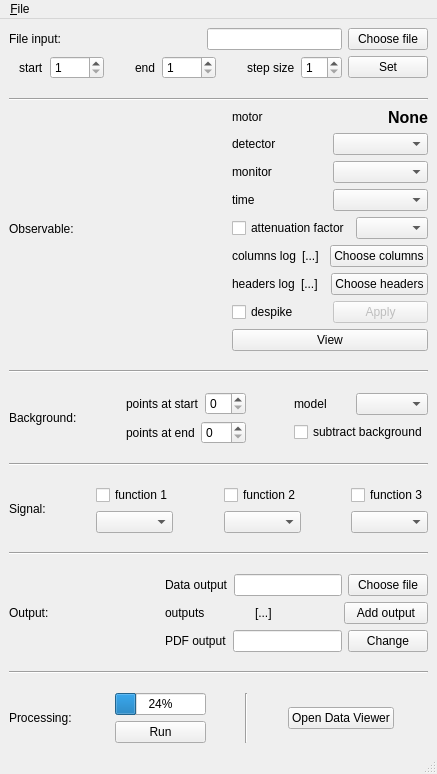
The window that gui/iint-gui.ui (syncope/adapt) describes before a commit, drawn with Qt 5.
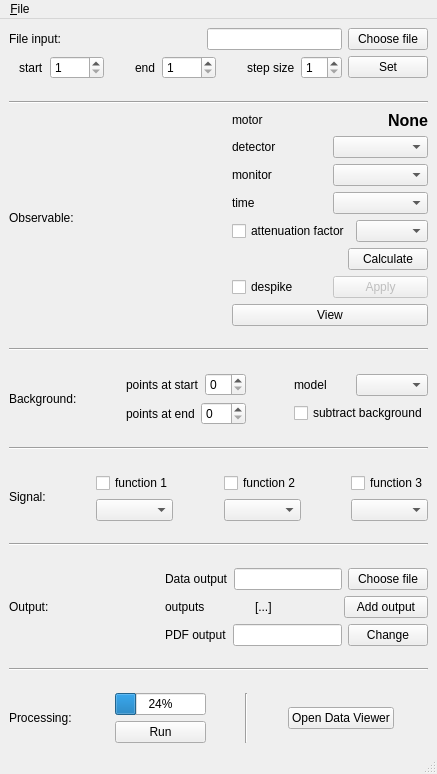
The same window after the commit.

What changed in the file:
```diff
--- a/gui/iint-gui.ui
+++ b/gui/iint-gui.ui
@@ -720,51 +720,25 @@
             </item>
            </layout>
           </item>
-          <item>
-           <layout class="QHBoxLayout" name="horizontalLayout_23">
-            <item>
-             <widget class="QLabel" name="label_24">
-              <property name="text">
-               <string>columns log</string>
-              </property>
-             </widget>
-            </item>
-            <item>
-             <widget class="QLabel" name="observableColumnsLabel">
-              <property name="text">
-               <string>[...]</string>
-              </property>
-             </widget>
-            </item>
-            <item>
-             <widget class="QPushButton" name="observableAddColumnBtn">
-              <property name="text">
-               <string>Choose columns</string>
-              </property>
-             </widget>
-            </item>
-           </layout>
-          </item>
           <item>
            <layout class="QHBoxLayout" name="horizontalLayout_22">
             <item>
-             <widget class="QLabel" name="label_22">
-              <property name="text">
-               <string>headers log</string>
+             <spacer name="horizontalSpacer_8">
+              <property name="orientation">
+               <enum>Qt::Horizontal</enum>
               </property>
-             </widget>
-            </item>
-            <item>
-             <widget class="QLabel" name="observableHeadersLabel">
-              <property name="text">
-               <string>[...]</string>
+              <property name="sizeHint" stdset="0">
+               <size>
+                <width>40</width>
+                <height>20</height>
+               </size>
               </property>
-             </widget>
+             </spacer>
             </item>
             <item>
              <widget class="QPushButton" name="observableAddHeaderBtn">
               <property name="text">
-               <string>Choose headers</string>
+               <string>Calculate</string>
               </property>
              </widget>
             </item>
```
Left out of the diff: 2 changed lines with no effect on the pictures.
